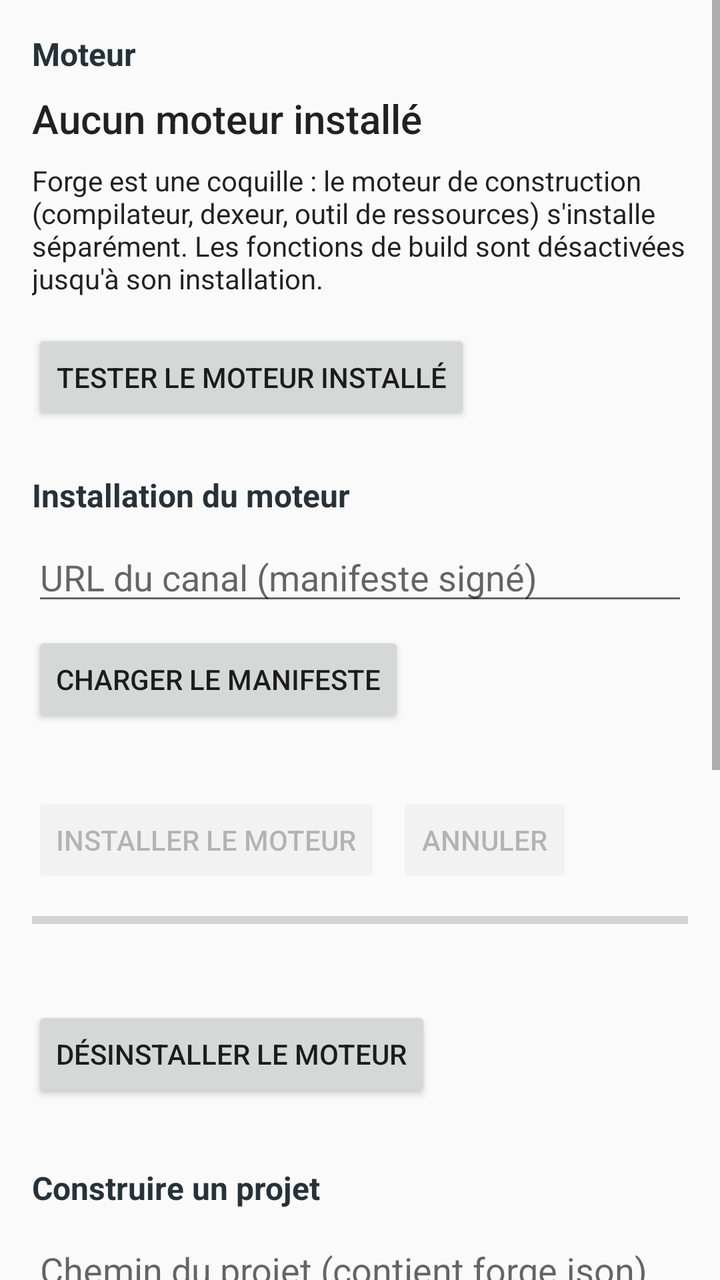
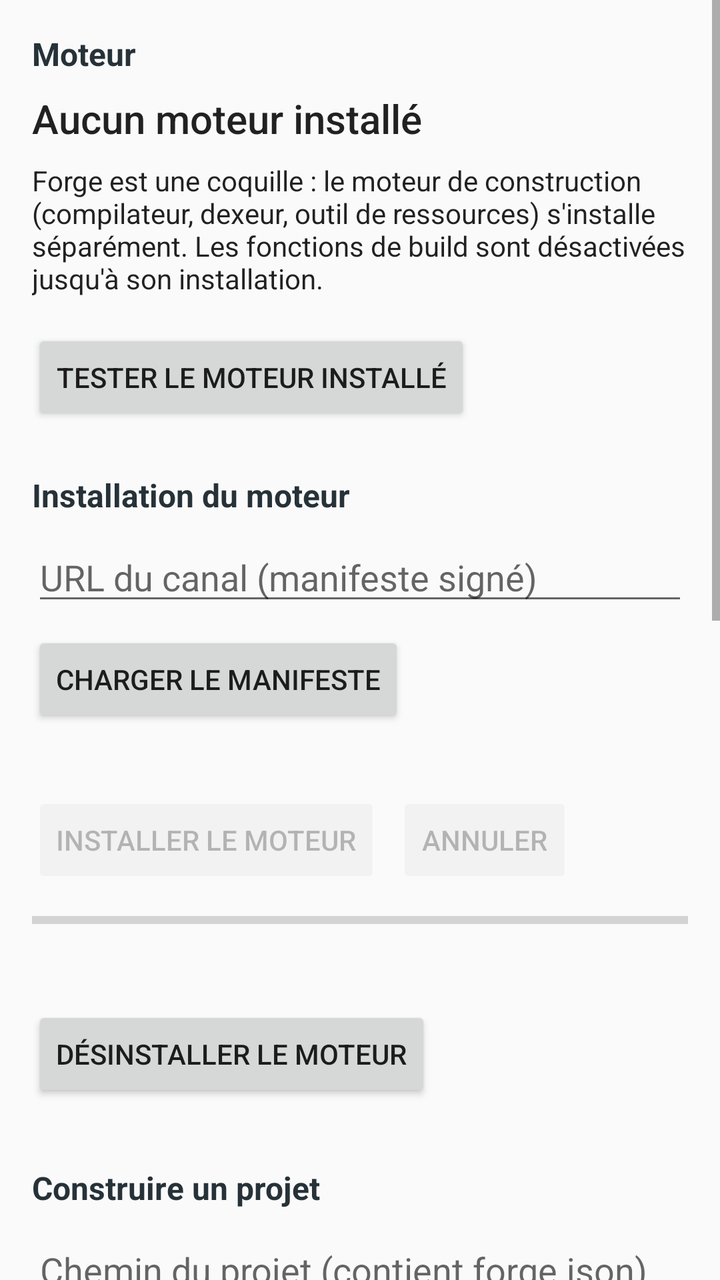

Two renders of the same Android screen: before a commit and after it. Below are the layout's source before the change and the commit's diff.
<!-- AndroidManifest.xml: application theme Theme.Forge -->
<!-- res/layout/activity_main.xml -->
<?xml version="1.0" encoding="utf-8"?>
<ScrollView xmlns:android="http://schemas.android.com/apk/res/android"
    android:layout_width="match_parent"
    android:layout_height="match_parent"
    android:fillViewport="true">

    <LinearLayout
        android:layout_width="match_parent"
        android:layout_height="wrap_content"
        android:orientation="vertical"
        android:padding="16dp">

        <TextView
            android:id="@+id/engine_section_title"
            android:layout_width="wrap_content"
            android:layout_height="wrap_content"
            android:text="@string/section_engine"
            android:textAppearance="@android:style/TextAppearance.Material.Subhead"
            android:textColor="#263238"
            android:textStyle="bold" />

        <TextView
            android:id="@+id/engine_status"
            android:layout_width="match_parent"
            android:layout_height="wrap_content"
            android:layout_marginTop="8dp"
            android:text="@string/status_engine_missing"
            android:textAppearance="@android:style/TextAppearance.Material.Title" />

        <TextView
            android:id="@+id/engine_status_hint"
            android:layout_width="match_parent"
            android:layout_height="wrap_content"
            android:layout_marginTop="8dp"
            android:text="@string/status_engine_missing_hint"
            android:textAppearance="@android:style/TextAppearance.Material.Body1" />

        <Button
            android:id="@+id/action_test_engine"
            android:layout_width="wrap_content"
            android:layout_height="wrap_content"
            android:layout_marginTop="16dp"
            android:text="@string/action_test_engine" />

        
        <LinearLayout
            android:id="@+id/install_section"
            android:layout_width="match_parent"
            android:layout_height="wrap_content"
            android:layout_marginTop="24dp"
            android:orientation="vertical">

            <TextView
                android:layout_width="wrap_content"
                android:layout_height="wrap_content"
                android:text="@string/section_install"
                android:textAppearance="@android:style/TextAppearance.Material.Subhead"
                android:textColor="#263238"
                android:textStyle="bold" />

            <EditText
                android:id="@+id/install_channel_url"
                android:layout_width="match_parent"
                android:layout_height="wrap_content"
                android:layout_marginTop="8dp"
                android:hint="@string/install_channel_hint"
                android:inputType="textUri"
                android:importantForAutofill="no" />

            <Button
                android:id="@+id/action_load_manifest"
                android:layout_width="wrap_content"
                android:layout_height="wrap_content"
                android:layout_marginTop="8dp"
                android:text="@string/action_load_manifest" />

            <TextView
                android:id="@+id/install_components"
                android:layout_width="match_parent"
                android:layout_height="wrap_content"
                android:layout_marginTop="8dp"
                android:fontFamily="monospace"
                android:textAppearance="@android:style/TextAppearance.Material.Caption"
                android:textSize="12sp" />

            <TextView
                android:id="@+id/install_warning"
                android:layout_width="match_parent"
                android:layout_height="wrap_content"
                android:layout_marginTop="8dp"
                android:text="@string/install_mobile_data_warning"
                android:textAppearance="@android:style/TextAppearance.Material.Body1"
                android:textColor="#B26A00"
                android:visibility="gone" />

            <LinearLayout
                android:layout_width="match_parent"
                android:layout_height="wrap_content"
                android:layout_marginTop="8dp"
                android:orientation="horizontal">

                <Button
                    android:id="@+id/action_install_engine"
                    android:layout_width="wrap_content"
                    android:layout_height="wrap_content"
                    android:enabled="false"
                    android:text="@string/action_install_engine" />

                <Button
                    android:id="@+id/action_cancel_install"
                    android:layout_width="wrap_content"
                    android:layout_height="wrap_content"
                    android:layout_marginStart="8dp"
                    android:enabled="false"
                    android:text="@string/action_cancel_install" />
            </LinearLayout>

            <ProgressBar
                android:id="@+id/install_progress"
                style="?android:attr/progressBarStyleHorizontal"
                android:layout_width="match_parent"
                android:layout_height="wrap_content"
                android:layout_marginTop="8dp"
                android:indeterminate="false"
                android:max="1"
                android:progress="0" />

            <TextView
                android:id="@+id/install_summary"
                android:layout_width="match_parent"
                android:layout_height="wrap_content"
                android:layout_marginTop="8dp"
                android:textAppearance="@android:style/TextAppearance.Material.Body1"
                android:textStyle="bold" />

            <Button
                android:id="@+id/action_uninstall_engine"
                android:layout_width="wrap_content"
                android:layout_height="wrap_content"
                android:layout_marginTop="8dp"
                android:text="@string/action_uninstall_engine" />
        </LinearLayout>

        <TextView
            android:id="@+id/build_section_title"
            android:layout_width="wrap_content"
            android:layout_height="wrap_content"
            android:layout_marginTop="32dp"
            android:text="@string/section_build"
            android:textAppearance="@android:style/TextAppearance.Material.Subhead"
            android:textColor="#263238"
            android:textStyle="bold" />

        <EditText
            android:id="@+id/build_project_path"
            android:layout_width="match_parent"
            android:layout_height="wrap_content"
            android:layout_marginTop="8dp"
            android:hint="@string/build_project_path_hint"
            android:inputType="text"
            android:importantForAutofill="no" />

        <Button
            android:id="@+id/action_import_examples"
            android:layout_width="wrap_content"
            android:layout_height="wrap_content"
            android:layout_marginTop="8dp"
            android:text="@string/action_import_examples" />

        <LinearLayout
            android:layout_width="match_parent"
            android:layout_height="wrap_content"
            android:layout_marginTop="8dp"
            android:orientation="horizontal">

            <Button
                android:id="@+id/action_build"
                android:layout_width="wrap_content"
                android:layout_height="wrap_content"
                android:text="@string/action_build" />

            <Button
                android:id="@+id/action_cancel_build"
                android:layout_width="wrap_content"
                android:layout_height="wrap_content"
                android:layout_marginStart="8dp"
                android:enabled="false"
                android:text="@string/action_cancel_build" />

            <Button
                android:id="@+id/action_install_apk"
                android:layout_width="wrap_content"
                android:layout_height="wrap_content"
                android:layout_marginStart="8dp"
                android:enabled="false"
                android:text="@string/action_install_apk" />
        </LinearLayout>

        <ProgressBar
            android:id="@+id/build_progress"
            style="?android:attr/progressBarStyleHorizontal"
            android:layout_width="match_parent"
            android:layout_height="wrap_content"
            android:layout_marginTop="8dp"
            android:indeterminate="false"
            android:max="1"
            android:progress="0" />

        <TextView
            android:id="@+id/build_summary"
            android:layout_width="match_parent"
            android:layout_height="wrap_content"
            android:layout_marginTop="8dp"
            android:textAppearance="@android:style/TextAppearance.Material.Body1"
            android:textStyle="bold" />

        <TextView
            android:id="@+id/build_log"
            android:layout_width="match_parent"
            android:layout_height="wrap_content"
            android:layout_marginTop="8dp"
            android:background="#F5F5F5"
            android:fontFamily="monospace"
            android:minHeight="160dp"
            android:padding="8dp"
            android:scrollbars="vertical"
            android:textAppearance="@android:style/TextAppearance.Material.Caption"
            android:textSize="12sp" />

        
        <LinearLayout
            android:layout_width="match_parent"
            android:layout_height="wrap_content"
            android:layout_marginTop="8dp"
            android:orientation="horizontal">

            <Button
                android:id="@+id/action_copy_logs"
                android:layout_width="wrap_content"
                android:layout_height="wrap_content"
                android:text="@string/action_copy_logs" />

            <Button
                android:id="@+id/action_share_logs"
                android:layout_width="wrap_content"
                android:layout_height="wrap_content"
                android:layout_marginStart="8dp"
                android:text="@string/action_share_logs" />
        </LinearLayout>
    </LinearLayout>
</ScrollView>
<!-- resources referenced by this layout -->
<resources>
  <string name="action_build">Construire</string>
  <string name="action_cancel_build">Annuler</string>
  <string name="action_cancel_install">Annuler</string>
  <string name="action_copy_logs">Copier les journaux</string>
  <string name="action_import_examples">Importer les projets d\'exemple</string>
  <string name="action_install_apk">Installer l\'APK</string>
  <string name="action_install_engine">Installer le moteur</string>
  <string name="action_load_manifest">Charger le manifeste</string>
  <string name="action_share_logs">Partager</string>
  <string name="action_test_engine">Tester le moteur installé</string>
  <string name="action_uninstall_engine">Désinstaller le moteur</string>
  <string name="build_project_path_hint">Chemin du projet (contient forge.json)</string>
  <string name="install_channel_hint">URL du canal (manifeste signé)</string>
  <string name="install_mobile_data_warning">Le téléchargement consomme des données
          mobiles si le Wi-Fi est absent. Une installation interrompue reprend là où
          elle s\'est arrêtée.</string>
  <string name="section_build">Construire un projet</string>
  <string name="section_engine">Moteur</string>
  <string name="section_install">Installation du moteur</string>
  <string name="status_engine_missing">Aucun moteur installé</string>
  <string name="status_engine_missing_hint">Forge est une coquille : le moteur de
          construction (compilateur, dexeur, outil de ressources) s\'installe séparément.
          Les fonctions de build sont désactivées jusqu\'à son installation.</string>
  <style name="Theme.Forge" parent="android:Theme.Material.Light.DarkActionBar">
          <item name="android:colorPrimary">#37474F</item>
          <item name="android:colorPrimaryDark">#263238</item>
          <item name="android:colorAccent">#E65100</item>
          <item name="android:statusBarColor">#263238</item>
      </style>
</resources>

<!-- the commit's change to res/layout/activity_main.xml (unified diff, before → after) -->
@@ -180,6 +180,13 @@
                 android:text="@string/action_build" />
 
             <Button
+                android:id="@+id/action_sync"
+                android:layout_width="wrap_content"
+                android:layout_height="wrap_content"
+                android:layout_marginStart="8dp"
+                android:text="@string/action_sync" />
+
+            <Button
                 android:id="@+id/action_cancel_build"
                 android:layout_width="wrap_content"
                 android:layout_height="wrap_content"
@@ -213,6 +220,14 @@
             android:layout_marginTop="8dp"
             android:textAppearance="@android:style/TextAppearance.Material.Body1"
             android:textStyle="bold" />
+
+        
+        <Button
+            android:id="@+id/action_log_verbosity"
+            android:layout_width="wrap_content"
+            android:layout_height="wrap_content"
+            android:layout_marginTop="4dp"
+            android:minHeight="36dp" />
 
         <TextView
             android:id="@+id/build_log"
<!-- resource entries referenced after the edit -->
@@ -9,6 +9,7 @@
   <string name="action_install_engine">Installer le moteur</string>
   <string name="action_load_manifest">Charger le manifeste</string>
   <string name="action_share_logs">Partager</string>
+  <string name="action_sync">Synchroniser</string>
   <string name="action_test_engine">Tester le moteur installé</string>
   <string name="action_uninstall_engine">Désinstaller le moteur</string>
   <string name="build_project_path_hint">Chemin du projet (contient forge.json)</string>
